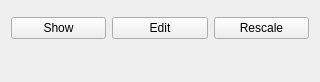
Old version of the form Qt/ApplicationComponents/Resources/UI/pqColorEditorPropertyWidget.ui in the repository Kitware/ParaView.
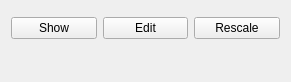
New version of the form. Icons and pictures are not drawn. Custom widgets are drawn as their Qt base class.

Commit message: Tweak panel sizes for better default layout.

```diff
--- a/Qt/ApplicationComponents/Resources/UI/pqColorEditorPropertyWidget.ui
+++ b/Qt/ApplicationComponents/Resources/UI/pqColorEditorPropertyWidget.ui
@@ -6,16 +6,10 @@
    <rect>
     <x>0</x>
     <y>0</y>
-    <width>320</width>
+    <width>291</width>
     <height>82</height>
    </rect>
   </property>
-  <property name="minimumSize">
-   <size>
-    <width>320</width>
-    <height>0</height>
-   </size>
-  </property>
   <property name="windowTitle">
    <string>Form</string>
   </property>
```
The commit also changes 1 other file.
